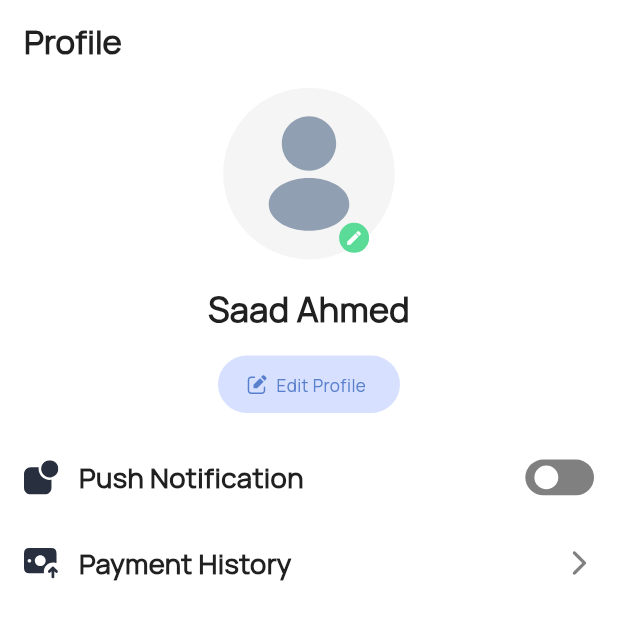
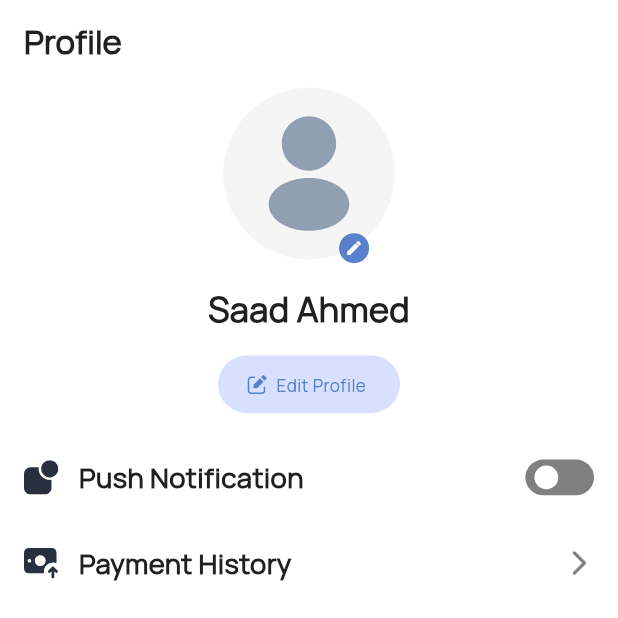
Before and after one commit to Sayeed-Maheen/Falaj-User-App, a Flutter app: the UsersProfileScreen screen opened directly, on a phone screen of 412 x 824 dp, the top half of it. Run offline on Flutter 3.47's test engine with Material 2 defaults, Android fonts, the phone set to English and light mode, and no system bars; drawn by our look-alikes of flutter_switch; our stand-ins replace dotted_border, dropdown_button2, file_picker, flutter_screenutil, flutter_svg, image_picker and 1 more; accounts and stored records are empty.

Commit message:
20.08.23

```diff
--- a/lib/screens/rented_falaj_screen.dart
+++ b/lib/screens/rented_falaj_screen.dart
@@ -189,7 +189,7 @@ class _RentedFalajScreenState extends State<RentedFalajScreen> {
                                                   AppColors.colorBlackHighEmp,
                                             ),
                                           ),
-                                          SizedBox(width: 55.w),
+                                          SizedBox(width: 45.w),
                                           Row(
                                             children: [
                                               const Icon(
@@ -309,7 +309,7 @@ class _RentedFalajScreenState extends State<RentedFalajScreen> {
                                                   AppColors.colorBlackHighEmp,
                                             ),
                                           ),
-                                          SizedBox(width: 55.w),
+                                          SizedBox(width: 45.w),
                                           Row(
                                             children: [
                                               const Icon(
--- a/lib/screens/users_home_screen.dart
+++ b/lib/screens/users_home_screen.dart
@@ -144,7 +144,7 @@ class UsersHomeScreen extends StatelessWidget {
                                           color: AppColors.colorBlackHighEmp,
                                         ),
                                       ),
-                                      SizedBox(width: 55.w),
+                                      SizedBox(width: 45.w),
                                       Row(
                                         children: [
                                           const Icon(Icons.access_time_filled,
--- a/lib/screens/users_profile_screen.dart
+++ b/lib/screens/users_profile_screen.dart
@@ -90,7 +90,7 @@ class _UsersProfileScreenState extends State<UsersProfileScreen> {
                       ),
                     ),
                     Padding(
-                      padding: REdgeInsets.only(right: 15, bottom: 6),
+                      padding: REdgeInsets.only(right: 15, bottom: 0),
                       child: InkWell(
                         onTap: () async {
                           selectedImagePath = await selectImageFromGallery();
@@ -103,7 +103,7 @@ class _UsersProfileScreenState extends State<UsersProfileScreen> {
                           width: 20,
                           decoration: BoxDecoration(
                               borderRadius: BorderRadius.circular(100),
-                              color: AppColors.colorPrimaryDark),
+                              color: AppColors.colorPrimary),
                           child: const Icon(
                             Icons.edit,
                             size: 12,
@@ -224,7 +224,7 @@ class _UsersProfileScreenState extends State<UsersProfileScreen> {
                         ),
                       ],
                     ),
-                    Icon(
+                    const Icon(
                       Icons.arrow_forward_ios_rounded,
                       color: AppColors.colorGreyDark,
                       size: 20,
@@ -262,7 +262,7 @@ class _UsersProfileScreenState extends State<UsersProfileScreen> {
                         ),
                       ],
                     ),
-                    Icon(
+                    const Icon(
                       Icons.arrow_forward_ios_rounded,
                       color: AppColors.colorGreyDark,
                       size: 20,
@@ -298,7 +298,7 @@ class _UsersProfileScreenState extends State<UsersProfileScreen> {
                         ),
                       ],
                     ),
-                    Icon(
+                    const Icon(
                       Icons.arrow_forward_ios_rounded,
                       color: AppColors.colorGreyDark,
                       size: 20,
```
